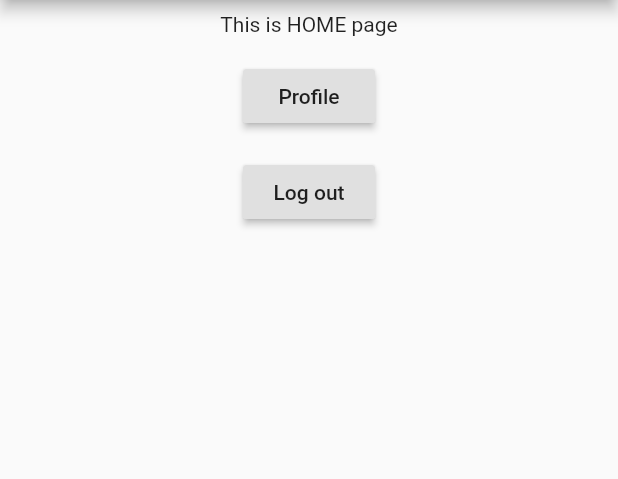
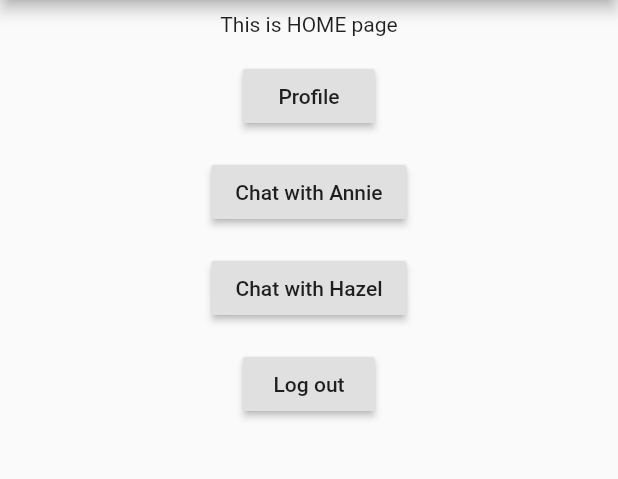
Before and after one commit to ardisaurus/flutter-basics, a Flutter app: the screen it shows after launch, on a phone screen of 412 x 824 dp, the part 84-563 px from its top. Run offline on Flutter 3.47's test engine with Material 2 defaults, Android fonts, the phone set to English and light mode, and no system bars.

Commit message:
Add passing value to other page

```diff
--- a/router/lib/main.dart
+++ b/router/lib/main.dart
@@ -1,4 +1,5 @@
 import 'package:flutter/material.dart';
+import 'package:router/screens/chat.dart';
 import 'package:router/screens/editProfile.dart';
 import 'package:router/screens/home.dart';
 import 'package:router/screens/login.dart';
@@ -27,6 +28,7 @@ class MyApp extends StatelessWidget {
             ),
         '/profile': (context) => Profile(),
         '/editProfile': (context) => EditProfile(),
+        '/chat': (context) => Chat(),
         '/login': (context) => Login(),
       },
     );
--- a/router/lib/screens/home.dart
+++ b/router/lib/screens/home.dart
@@ -37,6 +37,28 @@ class _MyHomePageState extends State<MyHomePage> {
               padding: EdgeInsets.all(8.0),
               child: RaisedButton(
                 onPressed: () {
+                  //ARDI'S NOTE : Show a page over this page and pass arguments name
+                  Navigator.pushNamed(context, '/chat',
+                      arguments: {'name': 'Annie'});
+                },
+                child: Text('Chat with Annie'),
+              ),
+            ),
+            Padding(
+              padding: EdgeInsets.all(8.0),
+              child: RaisedButton(
+                onPressed: () {
+                  //ARDI'S NOTE : Show a page over this page and pass arguments name
+                  Navigator.pushNamed(context, '/chat',
+                      arguments: {'name': 'Hazel'});
+                },
+                child: Text('Chat with Hazel'),
+              ),
+            ),
+            Padding(
+              padding: EdgeInsets.all(8.0),
+              child: RaisedButton(
+                onPressed: () {
                   //ARDI'S NOTE : Show a page and remove this page
                   Navigator.pushReplacementNamed(context, '/login');
                 },
```
Also changed, not shown: router/lib/screens/chat.dart (added, +36 -0 lines).
